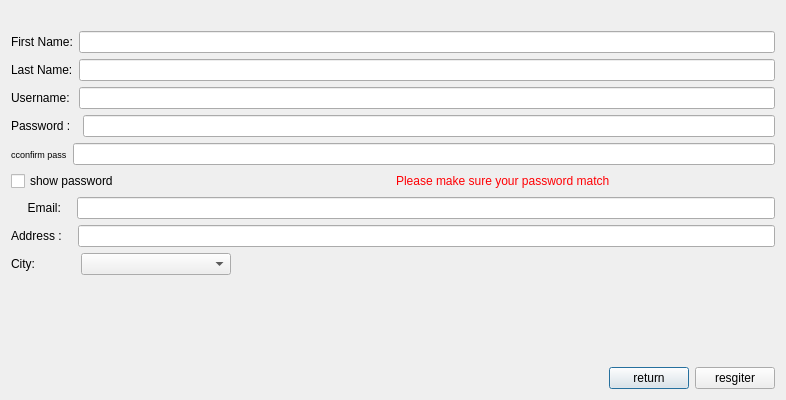
Above: Stor/signupform.ui from AP-projects-4001/IUT-s-crackpots before the change. Below: the same form after it.
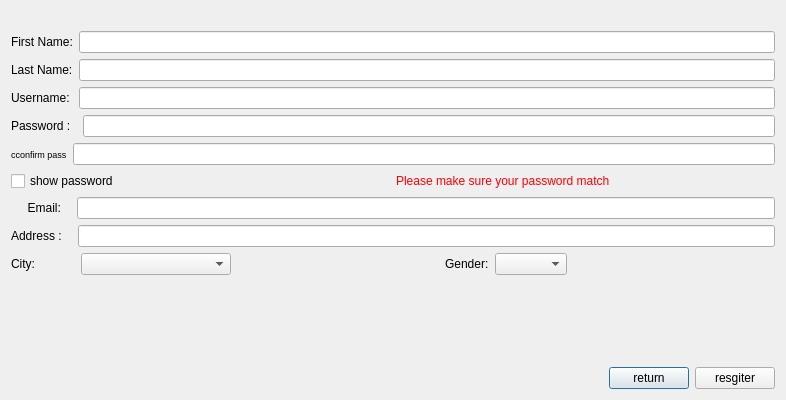
That is the form after the change.

Diff of the .ui file:
```diff
--- a/Stor/signupform.ui
+++ b/Stor/signupform.ui
@@ -218,6 +218,29 @@
        </property>
       </widget>
      </item>
+     <item>
+      <spacer name="horizontalSpacer_4">
+       <property name="orientation">
+        <enum>Qt::Horizontal</enum>
+       </property>
+       <property name="sizeHint" stdset="0">
+        <size>
+         <width>40</width>
+         <height>20</height>
+        </size>
+       </property>
+      </spacer>
+     </item>
+     <item>
+      <widget class="QLabel" name="label_9">
+       <property name="text">
+        <string>Gender:</string>
+       </property>
+      </widget>
+     </item>
+     <item>
+      <widget class="QComboBox" name="genderComboBox"/>
+     </item>
      <item>
       <spacer name="horizontalSpacer_2">
        <property name="orientation">
```
